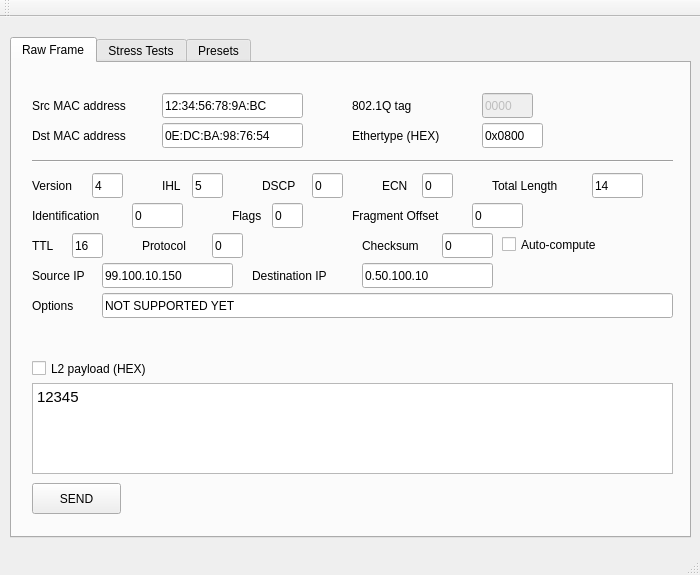
Qt form mainwindow.ui (DPinato/Emulient) before a commit.
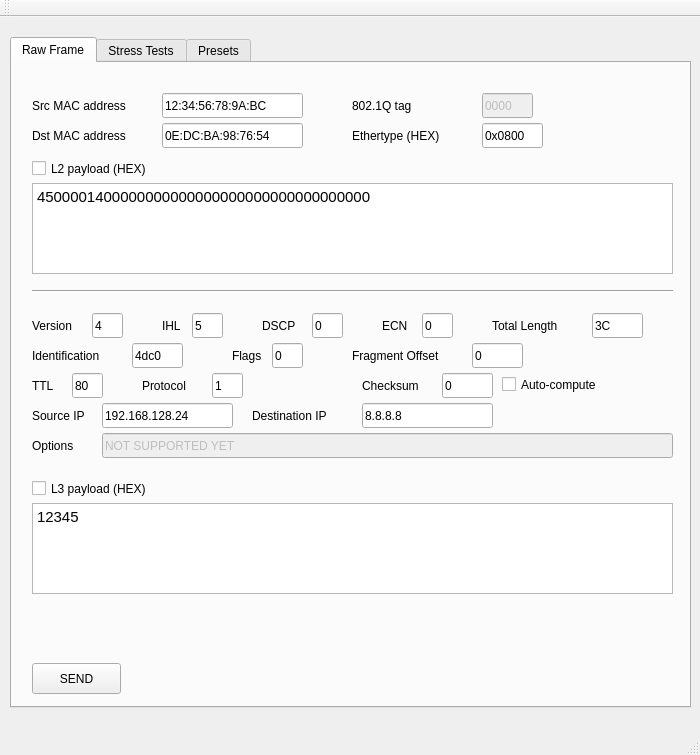
The same form after that commit.

The edit to the form file:
```diff
--- a/mainwindow.ui
+++ b/mainwindow.ui
@@ -7,7 +7,7 @@
     <x>0</x>
     <y>0</y>
     <width>700</width>
-    <height>575</height>
+    <height>755</height>
    </rect>
   </property>
   <property name="windowTitle">
@@ -20,7 +20,7 @@
       <x>10</x>
       <y>20</y>
       <width>681</width>
-      <height>501</height>
+      <height>671</height>
      </rect>
     </property>
     <property name="currentIndex">
@@ -34,7 +34,7 @@
       <property name="geometry">
        <rect>
         <x>20</x>
-        <y>420</y>
+        <y>600</y>
         <width>89</width>
         <height>31</height>
        </rect>
@@ -178,7 +178,7 @@
       <property name="geometry">
        <rect>
         <x>20</x>
-        <y>320</y>
+        <y>120</y>
         <width>641</width>
         <height>91</height>
        </rect>
@@ -188,7 +188,7 @@
 &lt;html&gt;&lt;head&gt;&lt;meta name=&quot;qrichtext&quot; content=&quot;1&quot; /&gt;&lt;style type=&quot;text/css&quot;&gt;
 p, li { white-space: pre-wrap; }
 &lt;/style&gt;&lt;/head&gt;&lt;body style=&quot; font-family:'Ubuntu'; font-size:11pt; font-weight:400; font-style:normal;&quot;&gt;
-&lt;p style=&quot; margin-top:0px; margin-bottom:0px; margin-left:0px; margin-right:0px; -qt-block-indent:0; text-indent:0px;&quot;&gt;12345&lt;/p&gt;&lt;/body&gt;&lt;/html&gt;</string>
+&lt;p style=&quot; margin-top:0px; margin-bottom:0px; margin-left:0px; margin-right:0px; -qt-block-indent:0; text-indent:0px;&quot;&gt;4500001400000000000000000000000000000000&lt;/p&gt;&lt;/body&gt;&lt;/html&gt;</string>
       </property>
       <property name="acceptRichText">
        <bool>true</bool>
@@ -198,7 +198,7 @@
       <property name="geometry">
        <rect>
         <x>20</x>
-        <y>90</y>
+        <y>220</y>
         <width>641</width>
         <height>16</height>
        </rect>
@@ -211,7 +211,7 @@
       <property name="geometry">
        <rect>
         <x>20</x>
-        <y>110</y>
+        <y>250</y>
         <width>61</width>
         <height>25</height>
        </rect>
@@ -227,7 +227,7 @@
       <property name="geometry">
        <rect>
         <x>80</x>
-        <y>110</y>
+        <y>250</y>
         <width>31</width>
         <height>25</height>
        </rect>
@@ -243,7 +243,7 @@
       <property name="geometry">
        <rect>
         <x>150</x>
-        <y>110</y>
+        <y>250</y>
         <width>31</width>
         <height>25</height>
        </rect>
@@ -259,7 +259,7 @@
       <property name="geometry">
        <rect>
         <x>180</x>
-        <y>110</y>
+        <y>250</y>
         <width>31</width>
         <height>25</height>
        </rect>
@@ -275,7 +275,7 @@
       <property name="geometry">
        <rect>
         <x>250</x>
-        <y>110</y>
+        <y>250</y>
         <width>51</width>
         <height>25</height>
        </rect>
@@ -291,7 +291,7 @@
       <property name="geometry">
        <rect>
         <x>300</x>
-        <y>110</y>
+        <y>250</y>
         <width>31</width>
         <height>25</height>
        </rect>
@@ -307,7 +307,7 @@
       <property name="geometry">
        <rect>
         <x>370</x>
-        <y>110</y>
+        <y>250</y>
         <width>41</width>
         <height>25</height>
        </rect>
@@ -323,7 +323,7 @@
       <property name="geometry">
        <rect>
         <x>410</x>
-        <y>110</y>
+        <y>250</y>
         <width>31</width>
         <height>25</height>
        </rect>
@@ -339,7 +339,7 @@
       <property name="geometry">
        <rect>
         <x>480</x>
-        <y>110</y>
+        <y>250</y>
         <width>101</width>
         <height>25</height>
        </rect>
@@ -355,13 +355,13 @@
       <property name="geometry">
        <rect>
         <x>580</x>
-        <y>110</y>
+        <y>250</y>
         <width>51</width>
         <height>25</height>
        </rect>
       </property>
       <property name="text">
-       <string>14</string>
+       <string>3C</string>
       </property>
       <property name="maxLength">
        <number>4</number>
@@ -371,13 +371,13 @@
       <property name="geometry">
        <rect>
         <x>120</x>
-        <y>140</y>
+        <y>280</y>
         <width>51</width>
         <height>25</height>
        </rect>
       </property>
       <property name="text">
-       <string>0</string>
+       <string>4dc0</string>
       </property>
       <property name="maxLength">
        <number>4</number>
@@ -387,7 +387,7 @@
       <property name="geometry">
        <rect>
         <x>20</x>
-        <y>140</y>
+        <y>280</y>
         <width>101</width>
         <height>25</height>
        </rect>
@@ -403,7 +403,7 @@
       <property name="geometry">
        <rect>
         <x>260</x>
-        <y>140</y>
+        <y>280</y>
         <width>31</width>
         <height>25</height>
        </rect>
@@ -419,7 +419,7 @@
       <property name="geometry">
        <rect>
         <x>220</x>
-        <y>140</y>
+        <y>280</y>
         <width>41</width>
         <height>25</height>
        </rect>
@@ -435,7 +435,7 @@
       <property name="geometry">
        <rect>
         <x>460</x>
-        <y>140</y>
+        <y>280</y>
         <width>51</width>
         <height>25</height>
        </rect>
@@ -451,7 +451,7 @@
       <property name="geometry">
        <rect>
         <x>340</x>
-        <y>140</y>
+        <y>280</y>
         <width>121</width>
         <height>25</height>
        </rect>
@@ -467,7 +467,7 @@
       <property name="geometry">
        <rect>
         <x>20</x>
-        <y>170</y>
+        <y>310</y>
         <width>41</width>
         <height>25</height>
        </rect>
@@ -483,13 +483,13 @@
       <property name="geometry">
        <rect>
         <x>60</x>
-        <y>170</y>
+        <y>310</y>
         <width>31</width>
         <height>25</height>
        </rect>
       </property>
       <property name="text">
-       <string>16</string>
+       <string>80</string>
       </property>
       <property name="maxLength">
        <number>2</number>
@@ -499,7 +499,7 @@
       <property name="geometry">
        <rect>
         <x>130</x>
-        <y>170</y>
+        <y>310</y>
         <width>71</width>
         <height>25</height>
        </rect>
@@ -515,13 +515,13 @@
       <property name="geometry">
        <rect>
         <x>200</x>
-        <y>170</y>
+        <y>310</y>
         <width>31</width>
         <height>25</height>
        </rect>
       </property>
       <property name="text">
-       <string>0</string>
+       <string>1</string>
       </property>
       <property name="maxLength">
        <number>2</number>
@@ -531,7 +531,7 @@
       <property name="geometry">
        <rect>
         <x>430</x>
-        <y>170</y>
+        <y>310</y>
         <width>51</width>
         <height>25</height>
        </rect>
@@ -547,7 +547,7 @@
       <property name="geometry">
        <rect>
         <x>350</x>
-        <y>170</y>
+        <y>310</y>
         <width>81</width>
         <height>25</height>
        </rect>
@@ -563,7 +563,7 @@
       <property name="geometry">
        <rect>
         <x>20</x>
-        <y>200</y>
+        <y>340</y>
         <width>71</width>
         <height>25</height>
        </rect>
@@ -579,13 +579,13 @@
       <property name="geometry">
        <rect>
         <x>90</x>
-        <y>200</y>
+        <y>340</y>
         <width>131</width>
         <height>25</height>
        </rect>
       </property>
       <property name="text">
-       <string>99.100.10.150</string>
+       <string>192.168.128.24</string>
       </property>
       <property name="maxLength">
        <number>15</number>
@@ -595,7 +595,7 @@
       <property name="geometry">
        <rect>
         <x>240</x>
-        <y>200</y>
+        <y>340</y>
         <width>111</width>
         <height>25</height>
        </rect>
@@ -611,13 +611,13 @@
       <property name="geometry">
        <rect>
         <x>350</x>
-        <y>200</y>
+        <y>340</y>
         <width>131</width>
         <height>25</height>
        </rect>
       </property>
       <property name="text">
-       <string>0.50.100.10</string>
+       <string>8.8.8.8</string>
       </property>
       <property name="maxLength">
        <number>15</number>
@@ -627,7 +627,7 @@
       <property name="geometry">
        <rect>
         <x>490</x>
-        <y>170</y>
+        <y>310</y>
         <width>121</width>
         <height>23</height>
        </rect>
@@ -640,7 +640,7 @@
       <property name="geometry">
        <rect>
         <x>20</x>
-        <y>230</y>
+        <y>370</y>
         <width>71</width>
         <height>25</height>
        </rect>
@@ -653,10 +653,13 @@
       </property>
      </widget>
      <widget class="QLineEdit" name="optionsEdit">
+      <property name="enabled">
+       <bool>false</bool>
+      </property>
       <property name="geometry">
        <rect>
         <x>90</x>
-        <y>230</y>
+        <y>370</y>
         <width>571</width>
         <height>25</height>
        </rect>
@@ -672,7 +675,7 @@
       <property name="geometry">
        <rect>
         <x>20</x>
-        <y>290</y>
+        <y>90</y>
         <width>141</width>
         <height>31</height>
        </rect>
@@ -681,6 +684,39 @@
        <string>L2 payload (HEX)</string>
       </property>
      </widget>
+     <widget class="QCheckBox" name="l3PayloadCheckBox">
+      <property name="geometry">
+       <rect>
+        <x>20</x>
+        <y>410</y>
+        <width>141</width>
+        <height>31</height>
+       </rect>
+      </property>
+      <property name="text">
+       <string>L3 payload (HEX)</string>
+      </property>
+     </widget>
+     <widget class="QTextEdit" name="l3payloadEdit">
+      <property name="geometry">
+       <rect>
+        <x>20</x>
+        <y>440</y>
+        <width>641</width>
+        <height>91</height>
+       </rect>
+      </property>
+      <property name="html">
+       <string>&lt;!DOCTYPE HTML PUBLIC &quot;-//W3C//DTD HTML 4.0//EN&quot; &quot;http://www.w3.org/TR/REC-html40/strict.dtd&quot;&gt;
+&lt;html&gt;&lt;head&gt;&lt;meta name=&quot;qrichtext&quot; content=&quot;1&quot; /&gt;&lt;style type=&quot;text/css&quot;&gt;
+p, li { white-space: pre-wrap; }
+&lt;/style&gt;&lt;/head&gt;&lt;body style=&quot; font-family:'Ubuntu'; font-size:11pt; font-weight:400; font-style:normal;&quot;&gt;
+&lt;p style=&quot; margin-top:0px; margin-bottom:0px; margin-left:0px; margin-right:0px; -qt-block-indent:0; text-indent:0px;&quot;&gt;12345&lt;/p&gt;&lt;/body&gt;&lt;/html&gt;</string>
+      </property>
+      <property name="acceptRichText">
+       <bool>true</bool>
+      </property>
+     </widget>
     </widget>
     <widget class="QWidget" name="tab2">
      <attribute name="title">
```
